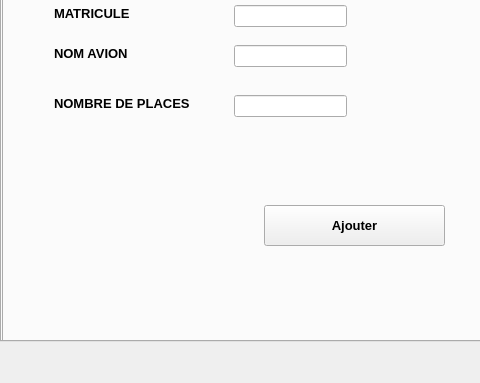
Before: the Qt Designer form interfacefinale/mainwindow.ui in ouma1212/oumaima, drawn with Qt 5; both pictures show x 0 to 480 and y 228 to 611 of the 1469 by 611 pixel window.
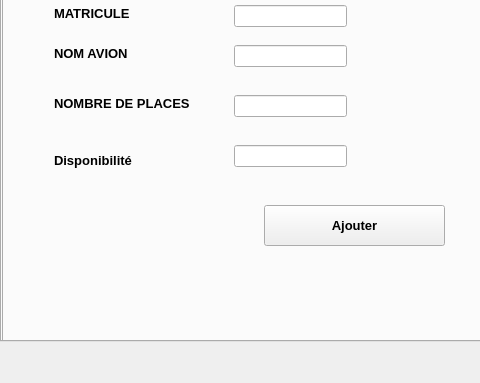
After: the same form once the commit is applied. The open tabs and pages were chosen to show the change. Icons and pictures are not drawn. Custom widgets are drawn as their Qt base class.

Patch:
```diff
--- a/interfacefinale/mainwindow.ui
+++ b/interfacefinale/mainwindow.ui
@@ -883,6 +883,29 @@
          <string/>
         </property>
        </widget>
+       <widget class="QLabel" name="label_103">
+        <property name="geometry">
+         <rect>
+          <x>50</x>
+          <y>300</y>
+          <width>131</width>
+          <height>31</height>
+         </rect>
+        </property>
+        <property name="text">
+         <string>Disponibilité</string>
+        </property>
+       </widget>
+       <widget class="QLineEdit" name="dispo">
+        <property name="geometry">
+         <rect>
+          <x>230</x>
+          <y>300</y>
+          <width>113</width>
+          <height>22</height>
+         </rect>
+        </property>
+       </widget>
        <zorder>avion1</zorder>
        <zorder>label_12</zorder>
        <zorder>label_13</zorder>
```
Left out of the diff: 6 changed lines with no effect on the pictures.
